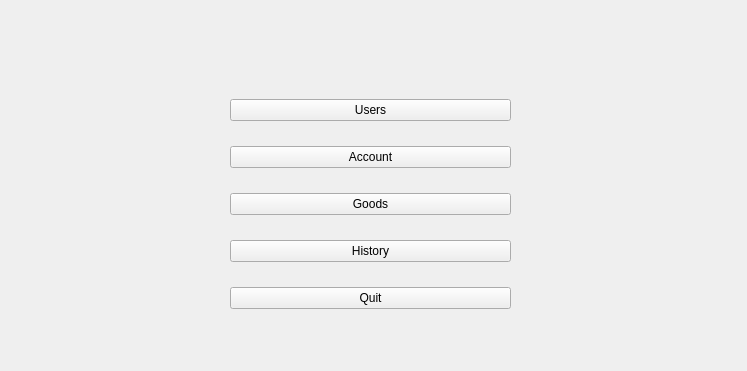
ZakyHermawan/QtPos, file forms/administrator.ui: the form before one commit.
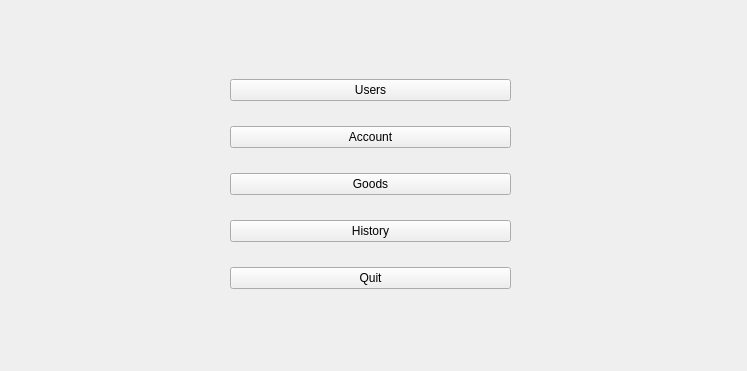
The form after the commit.

Commit message: rename ui component

```diff
--- a/forms/administrator.ui
+++ b/forms/administrator.ui
@@ -27,7 +27,7 @@
      <property name="geometry">
       <rect>
        <x>230</x>
-       <y>80</y>
+       <y>60</y>
        <width>281</width>
        <height>251</height>
       </rect>
```
Left out of the diff: 10 changed lines with no effect on the pictures. The commit also changes 1 other file.
